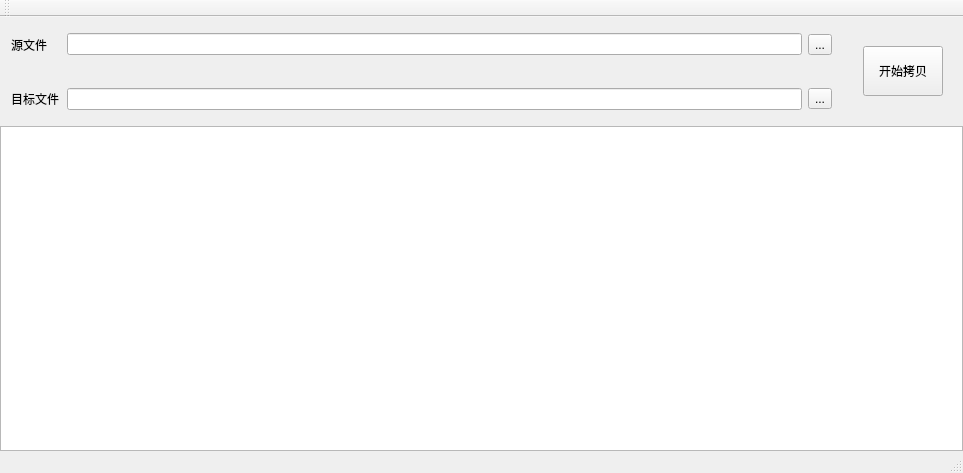
longchaopei/CopyNetworkConfig, file mainwindow.ui: the form before one commit.
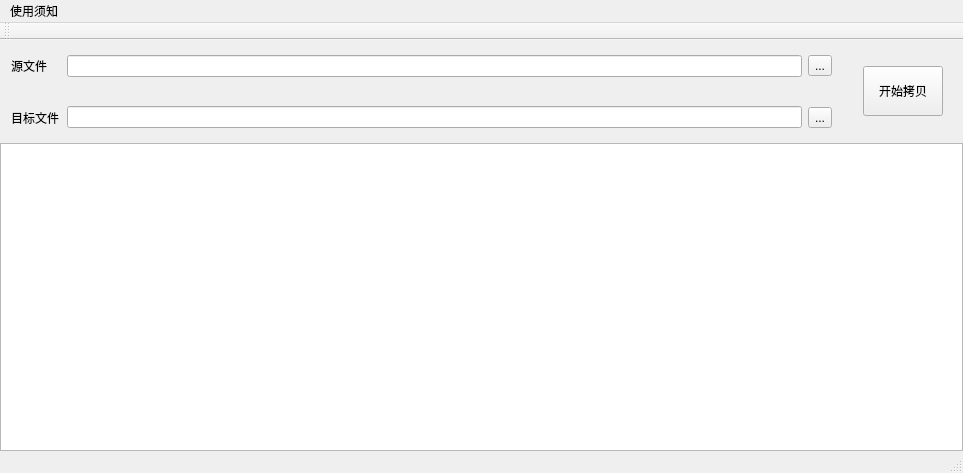
The form after the commit.

Commit message: 添加菜单

Patch:
```diff
--- a/mainwindow.ui
+++ b/mainwindow.ui
@@ -157,6 +157,13 @@
      <height>23</height>
     </rect>
    </property>
+   <widget class="QMenu" name="menu">
+    <property name="title">
+     <string>使用须知</string>
+    </property>
+    <addaction name="actHelp"/>
+   </widget>
+   <addaction name="menu"/>
   </widget>
   <widget class="QToolBar" name="mainToolBar">
    <attribute name="toolBarArea">
```
Left out of the diff: 5 changed lines with no effect on the pictures. The commit also changes 2 other files.
